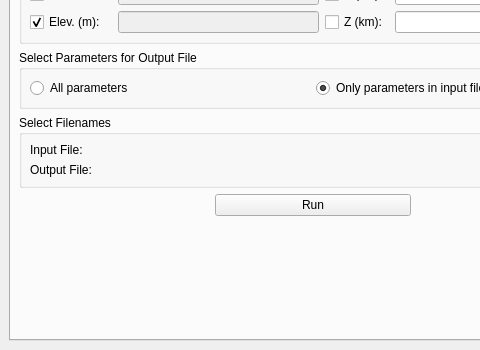
The window that kstars/tools/modcalcgeod.ui (KDE/kstars) describes before a commit, drawn with Qt 5; both pictures show x 0 to 480 and y 116 to 466 of the 626 by 466 pixel window.
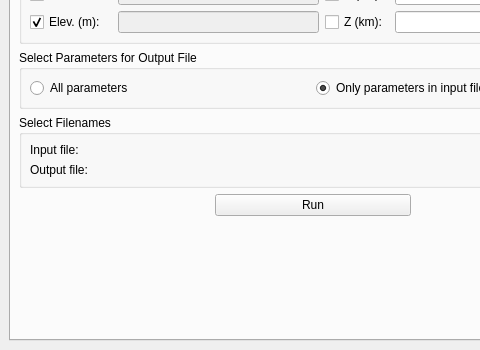
The same window after the commit. The open tabs and pages were chosen to show the change. Custom widgets are drawn as their Qt base class.

What changed in the file:
```diff
--- a/kstars/tools/modcalcgeod.ui
+++ b/kstars/tools/modcalcgeod.ui
@@ -516,14 +516,14 @@
           <item row="1" column="0" >
            <widget class="QLabel" name="label_2" >
             <property name="text" >
-             <string>Output File:</string>
+             <string>Output file:</string>
             </property>
            </widget>
           </item>
           <item row="0" column="0" >
            <widget class="QLabel" name="label" >
             <property name="text" >
-             <string>Input File:</string>
+             <string>Input file:</string>
             </property>
            </widget>
           </item>
```
